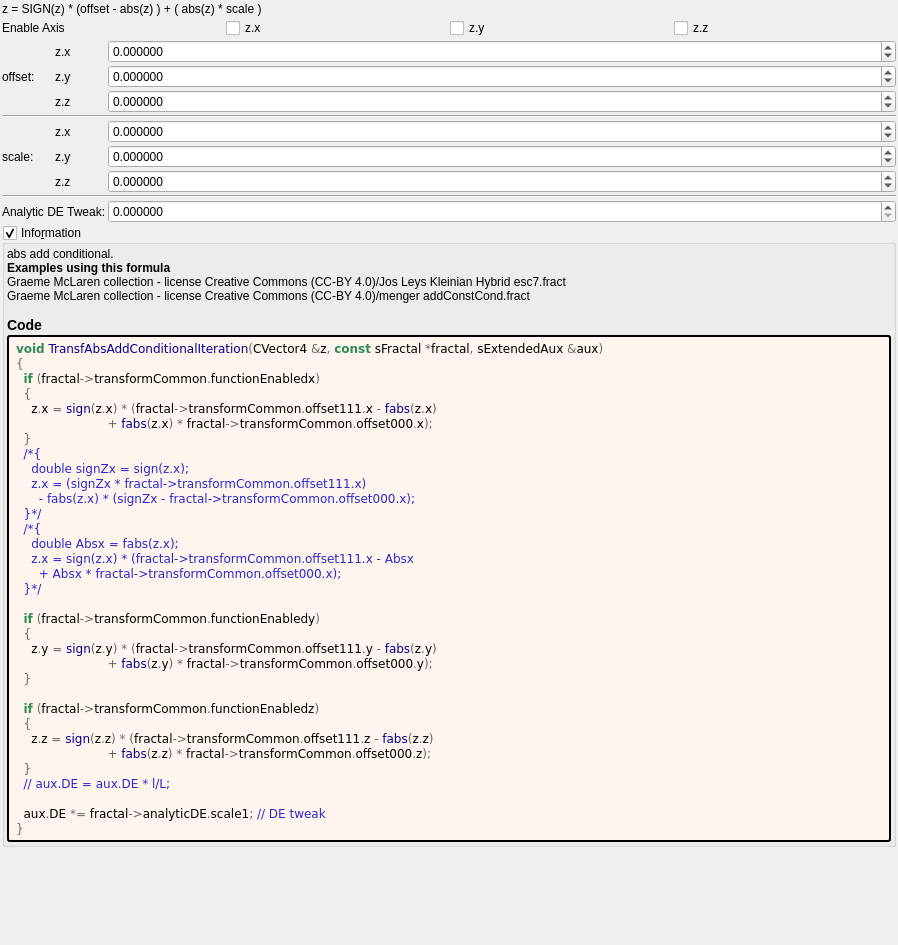
buddhi1980/mandelbulber2, file mandelbulber2/formula/ui/transf_abs_add_conditional.ui: the form before one commit.
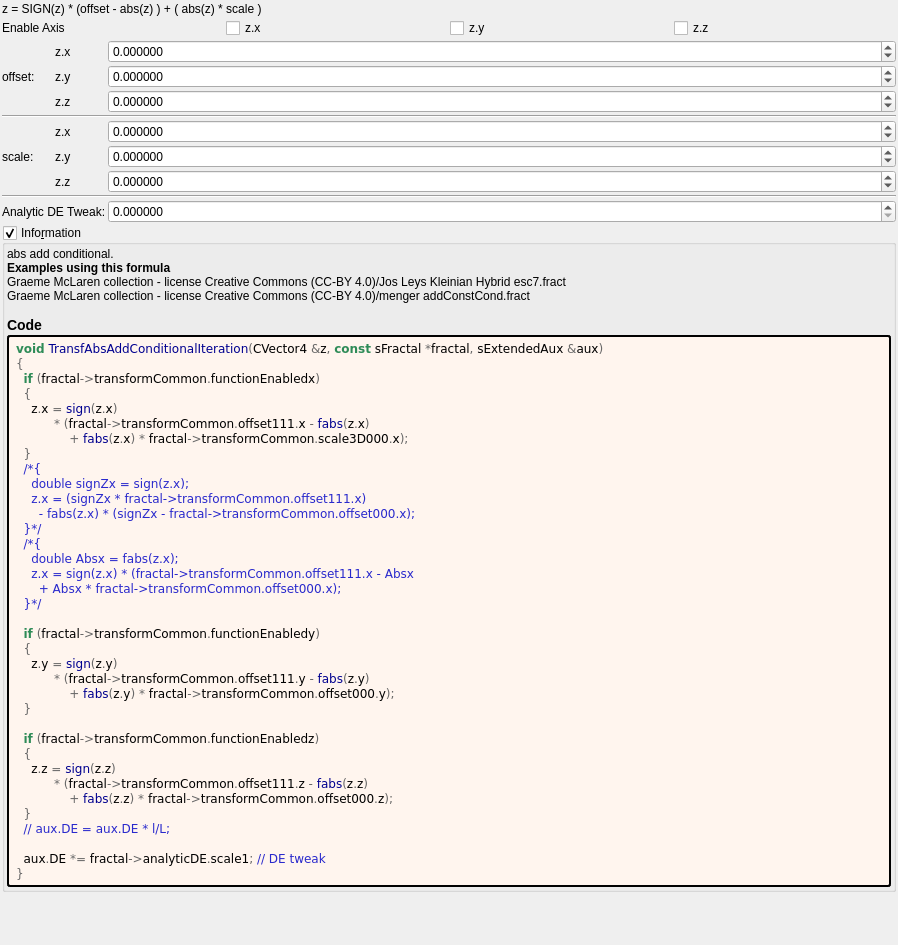
The form after the commit. Custom widgets are drawn as their Qt base class.

Patch:
```diff
--- a/mandelbulber2/formula/ui/transf_abs_add_conditional.ui
+++ b/mandelbulber2/formula/ui/transf_abs_add_conditional.ui
@@ -407,8 +407,9 @@
 &lt;span style=&quot;color:#676767&quot;&gt;{&lt;/span&gt;
   &lt;span style=&quot;color:#2e8b57; font-weight:bold&quot;&gt;if&lt;/span&gt; &lt;span style=&quot;color:#676767&quot;&gt;(&lt;/span&gt;fractal&lt;span style=&quot;color:#676767&quot;&gt;-&amp;gt;&lt;/span&gt;transformCommon&lt;span style=&quot;color:#676767&quot;&gt;.&lt;/span&gt;functionEnabledx&lt;span style=&quot;color:#676767&quot;&gt;)&lt;/span&gt;
   &lt;span style=&quot;color:#676767&quot;&gt;{&lt;/span&gt;
-    z&lt;span style=&quot;color:#676767&quot;&gt;.&lt;/span&gt;x &lt;span style=&quot;color:#676767&quot;&gt;=&lt;/span&gt; &lt;span style=&quot;color:#00008f&quot;&gt;sign&lt;/span&gt;&lt;span style=&quot;color:#676767&quot;&gt;(&lt;/span&gt;z&lt;span style=&quot;color:#676767&quot;&gt;.&lt;/span&gt;x&lt;span style=&quot;color:#676767&quot;&gt;) * (&lt;/span&gt;fractal&lt;span style=&quot;color:#676767&quot;&gt;-&amp;gt;&lt;/span&gt;transformCommon&lt;span style=&quot;color:#676767&quot;&gt;.&lt;/span&gt;offset111&lt;span style=&quot;color:#676767&quot;&gt;.&lt;/span&gt;x &lt;span style=&quot;color:#676767&quot;&gt;-&lt;/span&gt; &lt;span style=&quot;color:#00008f&quot;&gt;fabs&lt;/span&gt;&lt;span style=&quot;color:#676767&quot;&gt;(&lt;/span&gt;z&lt;span style=&quot;color:#676767&quot;&gt;.&lt;/span&gt;x&lt;span style=&quot;color:#676767&quot;&gt;)&lt;/span&gt;
-                        &lt;span style=&quot;color:#676767&quot;&gt;+&lt;/span&gt; &lt;span style=&quot;color:#00008f&quot;&gt;fabs&lt;/span&gt;&lt;span style=&quot;color:#676767&quot;&gt;(&lt;/span&gt;z&lt;span style=&quot;color:#676767&quot;&gt;.&lt;/span&gt;x&lt;span style=&quot;color:#676767&quot;&gt;) *&lt;/span&gt; fractal&lt;span style=&quot;color:#676767&quot;&gt;-&amp;gt;&lt;/span&gt;transformCommon&lt;span style=&quot;color:#676767&quot;&gt;.&lt;/span&gt;offset000&lt;span style=&quot;color:#676767&quot;&gt;.&lt;/span&gt;x&lt;span style=&quot;color:#676767&quot;&gt;);&lt;/span&gt;
+    z&lt;span style=&quot;color:#676767&quot;&gt;.&lt;/span&gt;x &lt;span style=&quot;color:#676767&quot;&gt;=&lt;/span&gt; &lt;span style=&quot;color:#00008f&quot;&gt;sign&lt;/span&gt;&lt;span style=&quot;color:#676767&quot;&gt;(&lt;/span&gt;z&lt;span style=&quot;color:#676767&quot;&gt;.&lt;/span&gt;x&lt;span style=&quot;color:#676767&quot;&gt;)&lt;/span&gt;
+          &lt;span style=&quot;color:#676767&quot;&gt;* (&lt;/span&gt;fractal&lt;span style=&quot;color:#676767&quot;&gt;-&amp;gt;&lt;/span&gt;transformCommon&lt;span style=&quot;color:#676767&quot;&gt;.&lt;/span&gt;offset111&lt;span style=&quot;color:#676767&quot;&gt;.&lt;/span&gt;x &lt;span style=&quot;color:#676767&quot;&gt;-&lt;/span&gt; &lt;span style=&quot;color:#00008f&quot;&gt;fabs&lt;/span&gt;&lt;span style=&quot;color:#676767&quot;&gt;(&lt;/span&gt;z&lt;span style=&quot;color:#676767&quot;&gt;.&lt;/span&gt;x&lt;span style=&quot;color:#676767&quot;&gt;)&lt;/span&gt;
+              &lt;span style=&quot;color:#676767&quot;&gt;+&lt;/span&gt; &lt;span style=&quot;color:#00008f&quot;&gt;fabs&lt;/span&gt;&lt;span style=&quot;color:#676767&quot;&gt;(&lt;/span&gt;z&lt;span style=&quot;color:#676767&quot;&gt;.&lt;/span&gt;x&lt;span style=&quot;color:#676767&quot;&gt;) *&lt;/span&gt; fractal&lt;span style=&quot;color:#676767&quot;&gt;-&amp;gt;&lt;/span&gt;transformCommon&lt;span style=&quot;color:#676767&quot;&gt;.&lt;/span&gt;scale3D000&lt;span style=&quot;color:#676767&quot;&gt;.&lt;/span&gt;x&lt;span style=&quot;color:#676767&quot;&gt;);&lt;/span&gt;
   &lt;span style=&quot;color:#676767&quot;&gt;}&lt;/span&gt;
   &lt;span style=&quot;color:#2929cc&quot;&gt;/*{&lt;/span&gt;
 &lt;span style=&quot;color:#2929cc&quot;&gt;    double signZx = sign(z.x);&lt;/span&gt;
@@ -423,14 +424,16 @@
 
   &lt;span style=&quot;color:#2e8b57; font-weight:bold&quot;&gt;if&lt;/span&gt; &lt;span style=&quot;color:#676767&quot;&gt;(&lt;/span&gt;fractal&lt;span style=&quot;color:#676767&quot;&gt;-&amp;gt;&lt;/span&gt;transformCommon&lt;span style=&quot;color:#676767&quot;&gt;.&lt;/span&gt;functionEnabledy&lt;span style=&quot;color:#676767&quot;&gt;)&lt;/span&gt;
   &lt;span style=&quot;color:#676767&quot;&gt;{&lt;/span&gt;
-    z&lt;span style=&quot;color:#676767&quot;&gt;.&lt;/span&gt;y &lt;span style=&quot;color:#676767&quot;&gt;=&lt;/span&gt; &lt;span style=&quot;color:#00008f&quot;&gt;sign&lt;/span&gt;&lt;span style=&quot;color:#676767&quot;&gt;(&lt;/span&gt;z&lt;span style=&quot;color:#676767&quot;&gt;.&lt;/span&gt;y&lt;span style=&quot;color:#676767&quot;&gt;) * (&lt;/span&gt;fractal&lt;span style=&quot;color:#676767&quot;&gt;-&amp;gt;&lt;/span&gt;transformCommon&lt;span style=&quot;color:#676767&quot;&gt;.&lt;/span&gt;offset111&lt;span style=&quot;color:#676767&quot;&gt;.&lt;/span&gt;y &lt;span style=&quot;color:#676767&quot;&gt;-&lt;/span&gt; &lt;span style=&quot;color:#00008f&quot;&gt;fabs&lt;/span&gt;&lt;span style=&quot;color:#676767&quot;&gt;(&lt;/span&gt;z&lt;span style=&quot;color:#676767&quot;&gt;.&lt;/span&gt;y&lt;span style=&quot;color:#676767&quot;&gt;)&lt;/span&gt;
-                        &lt;span style=&quot;color:#676767&quot;&gt;+&lt;/span&gt; &lt;span style=&quot;color:#00008f&quot;&gt;fabs&lt;/span&gt;&lt;span style=&quot;color:#676767&quot;&gt;(&lt;/span&gt;z&lt;span style=&quot;color:#676767&quot;&gt;.&lt;/span&gt;y&lt;span style=&quot;color:#676767&quot;&gt;) *&lt;/span&gt; fractal&lt;span style=&quot;color:#676767&quot;&gt;-&amp;gt;&lt;/span&gt;transformCommon&lt;span style=&quot;color:#676767&quot;&gt;.&lt;/span&gt;offset000&lt;span style=&quot;color:#676767&quot;&gt;.&lt;/span&gt;y&lt;span style=&quot;color:#676767&quot;&gt;);&lt;/span&gt;
+    z&lt;span style=&quot;color:#676767&quot;&gt;.&lt;/span&gt;y &lt;span style=&quot;color:#676767&quot;&gt;=&lt;/span&gt; &lt;span style=&quot;color:#00008f&quot;&gt;sign&lt;/span&gt;&lt;span style=&quot;color:#676767&quot;&gt;(&lt;/span&gt;z&lt;span style=&quot;color:#676767&quot;&gt;.&lt;/span&gt;y&lt;span style=&quot;color:#676767&quot;&gt;)&lt;/span&gt;
+          &lt;span style=&quot;color:#676767&quot;&gt;* (&lt;/span&gt;fractal&lt;span style=&quot;color:#676767&quot;&gt;-&amp;gt;&lt;/span&gt;transformCommon&lt;span style=&quot;color:#676767&quot;&gt;.&lt;/span&gt;offset111&lt;span style=&quot;color:#676767&quot;&gt;.&lt;/span&gt;y &lt;span style=&quot;color:#676767&quot;&gt;-&lt;/span&gt; &lt;span style=&quot;color:#00008f&quot;&gt;fabs&lt;/span&gt;&lt;span style=&quot;color:#676767&quot;&gt;(&lt;/span&gt;z&lt;span style=&quot;color:#676767&quot;&gt;.&lt;/span&gt;y&lt;span style=&quot;color:#676767&quot;&gt;)&lt;/span&gt;
+              &lt;span style=&quot;color:#676767&quot;&gt;+&lt;/span&gt; &lt;span style=&quot;color:#00008f&quot;&gt;fabs&lt;/span&gt;&lt;span style=&quot;color:#676767&quot;&gt;(&lt;/span&gt;z&lt;span style=&quot;color:#676767&quot;&gt;.&lt;/span&gt;y&lt;span style=&quot;color:#676767&quot;&gt;) *&lt;/span&gt; fractal&lt;span style=&quot;color:#676767&quot;&gt;-&amp;gt;&lt;/span&gt;transformCommon&lt;span style=&quot;color:#676767&quot;&gt;.&lt;/span&gt;offset000&lt;span style=&quot;color:#676767&quot;&gt;.&lt;/span&gt;y&lt;span style=&quot;color:#676767&quot;&gt;);&lt;/span&gt;
   &lt;span style=&quot;color:#676767&quot;&gt;}&lt;/span&gt;
 
   &lt;span style=&quot;color:#2e8b57; font-weight:bold&quot;&gt;if&lt;/span&gt; &lt;span style=&quot;color:#676767&quot;&gt;(&lt;/span&gt;fractal&lt;span style=&quot;color:#676767&quot;&gt;-&amp;gt;&lt;/span&gt;transformCommon&lt;span style=&quot;color:#676767&quot;&gt;.&lt;/span&gt;functionEnabledz&lt;span style=&quot;color:#676767&quot;&gt;)&lt;/span&gt;
   &lt;span style=&quot;color:#676767&quot;&gt;{&lt;/span&gt;
-    z&lt;span style=&quot;color:#676767&quot;&gt;.&lt;/span&gt;z &lt;span style=&quot;color:#676767&quot;&gt;=&lt;/span&gt; &lt;span style=&quot;color:#00008f&quot;&gt;sign&lt;/span&gt;&lt;span style=&quot;color:#676767&quot;&gt;(&lt;/span&gt;z&lt;span style=&quot;color:#676767&quot;&gt;.&lt;/span&gt;z&lt;span style=&quot;color:#676767&quot;&gt;) * (&lt;/span&gt;fractal&lt;span style=&quot;color:#676767&quot;&gt;-&amp;gt;&lt;/span&gt;transformCommon&lt;span style=&quot;color:#676767&quot;&gt;.&lt;/span&gt;offset111&lt;span style=&quot;color:#676767&quot;&gt;.&lt;/span&gt;z &lt;span style=&quot;color:#676767&quot;&gt;-&lt;/span&gt; &lt;span style=&quot;color:#00008f&quot;&gt;fabs&lt;/span&gt;&lt;span style=&quot;color:#676767&quot;&gt;(&lt;/span&gt;z&lt;span style=&quot;color:#676767&quot;&gt;.&lt;/span&gt;z&lt;span style=&quot;color:#676767&quot;&gt;)&lt;/span&gt;
-                        &lt;span style=&quot;color:#676767&quot;&gt;+&lt;/span&gt; &lt;span style=&quot;color:#00008f&quot;&gt;fabs&lt;/span&gt;&lt;span style=&quot;color:#676767&quot;&gt;(&lt;/span&gt;z&lt;span style=&quot;color:#676767&quot;&gt;.&lt;/span&gt;z&lt;span style=&quot;color:#676767&quot;&gt;) *&lt;/span&gt; fractal&lt;span style=&quot;color:#676767&quot;&gt;-&amp;gt;&lt;/span&gt;transformCommon&lt;span style=&quot;color:#676767&quot;&gt;.&lt;/span&gt;offset000&lt;span style=&quot;color:#676767&quot;&gt;.&lt;/span&gt;z&lt;span style=&quot;color:#676767&quot;&gt;);&lt;/span&gt;
+    z&lt;span style=&quot;color:#676767&quot;&gt;.&lt;/span&gt;z &lt;span style=&quot;color:#676767&quot;&gt;=&lt;/span&gt; &lt;span style=&quot;color:#00008f&quot;&gt;sign&lt;/span&gt;&lt;span style=&quot;color:#676767&quot;&gt;(&lt;/span&gt;z&lt;span style=&quot;color:#676767&quot;&gt;.&lt;/span&gt;z&lt;span style=&quot;color:#676767&quot;&gt;)&lt;/span&gt;
+          &lt;span style=&quot;color:#676767&quot;&gt;* (&lt;/span&gt;fractal&lt;span style=&quot;color:#676767&quot;&gt;-&amp;gt;&lt;/span&gt;transformCommon&lt;span style=&quot;color:#676767&quot;&gt;.&lt;/span&gt;offset111&lt;span style=&quot;color:#676767&quot;&gt;.&lt;/span&gt;z &lt;span style=&quot;color:#676767&quot;&gt;-&lt;/span&gt; &lt;span style=&quot;color:#00008f&quot;&gt;fabs&lt;/span&gt;&lt;span style=&quot;color:#676767&quot;&gt;(&lt;/span&gt;z&lt;span style=&quot;color:#676767&quot;&gt;.&lt;/span&gt;z&lt;span style=&quot;color:#676767&quot;&gt;)&lt;/span&gt;
+              &lt;span style=&quot;color:#676767&quot;&gt;+&lt;/span&gt; &lt;span style=&quot;color:#00008f&quot;&gt;fabs&lt;/span&gt;&lt;span style=&quot;color:#676767&quot;&gt;(&lt;/span&gt;z&lt;span style=&quot;color:#676767&quot;&gt;.&lt;/span&gt;z&lt;span style=&quot;color:#676767&quot;&gt;) *&lt;/span&gt; fractal&lt;span style=&quot;color:#676767&quot;&gt;-&amp;gt;&lt;/span&gt;transformCommon&lt;span style=&quot;color:#676767&quot;&gt;.&lt;/span&gt;offset000&lt;span style=&quot;color:#676767&quot;&gt;.&lt;/span&gt;z&lt;span style=&quot;color:#676767&quot;&gt;);&lt;/span&gt;
   &lt;span style=&quot;color:#676767&quot;&gt;}&lt;/span&gt;
   &lt;span style=&quot;color:#2929cc&quot;&gt;// aux.DE = aux.DE * l/L;&lt;/span&gt;
 
```
Left out of the diff: 2 changed lines with no effect on the pictures.
